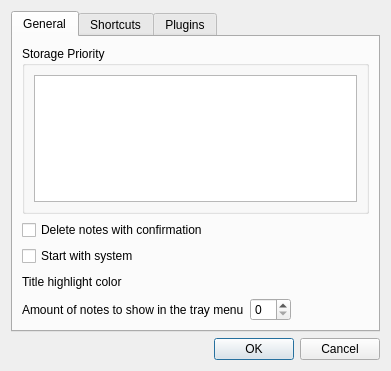
Ri0n/QtNote, file libqtnote/optionsdlg.ui: the form before one commit.
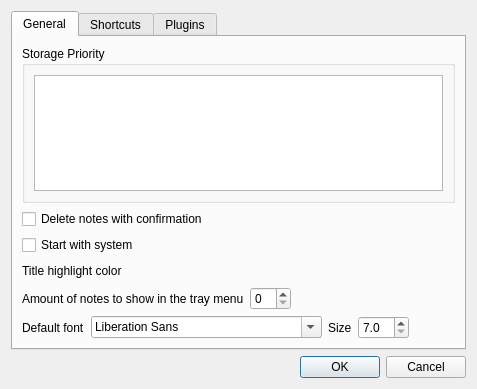
The form after the commit. Icons and pictures are not drawn. Custom widgets are drawn as their Qt base class.

Commit message: Added default font in settings (not used yet)

```diff
--- a/libqtnote/optionsdlg.ui
+++ b/libqtnote/optionsdlg.ui
@@ -6,8 +6,8 @@
    <rect>
     <x>0</x>
     <y>0</y>
-    <width>391</width>
-    <height>371</height>
+    <width>421</width>
+    <height>389</height>
    </rect>
   </property>
   <property name="windowTitle">
@@ -103,7 +103,68 @@
          <item>
           <spacer name="horizontalSpacer">
            <property name="orientation">
-            <enum>Qt::Horizontal</enum>
+            <enum>Qt::Orientation::Horizontal</enum>
+           </property>
+           <property name="sizeHint" stdset="0">
+            <size>
+             <width>40</width>
+             <height>20</height>
+            </size>
+           </property>
+          </spacer>
+         </item>
+        </layout>
+       </item>
+       <item>
+        <layout class="QHBoxLayout" name="horizontalLayout_3">
+         <item>
+          <widget class="QLabel" name="label_3">
+           <property name="text">
+            <string>Default font</string>
+           </property>
+          </widget>
+         </item>
+         <item>
+          <widget class="QFontComboBox" name="fcbDefaultFont"/>
+         </item>
+         <item>
+          <widget class="QLabel" name="label_4">
+           <property name="text">
+            <string>Size</string>
+           </property>
+          </widget>
+         </item>
+         <item>
+          <widget class="QDoubleSpinBox" name="fsbDefaultFontSize">
+           <property name="decimals">
+            <number>1</number>
+           </property>
+           <property name="minimum">
+            <double>7.000000000000000</double>
+           </property>
+           <property name="maximum">
+            <double>28.000000000000000</double>
+           </property>
+          </widget>
+         </item>
+         <item>
+          <widget class="QPushButton" name="pbDefaultFontAdv">
+           <property name="text">
+            <string/>
+           </property>
+           <property name="icon">
+            <iconset resource="main.qrc">
+             <normaloff>:/icons/options</normaloff>:/icons/options</iconset>
+           </property>
+           <property name="flat">
+            <bool>true</bool>
+           </property>
+          </widget>
+         </item>
+         <item>
+          <spacer name="horizontalSpacer_3">
+           <property name="orientation">
+            <enum>Qt::Orientation::Horizontal</enum>
            </property>
            <property name="sizeHint" stdset="0">
             <size>
```
Left out of the diff: 12 changed lines with no effect on the pictures. The commit also changes 2 other files.
